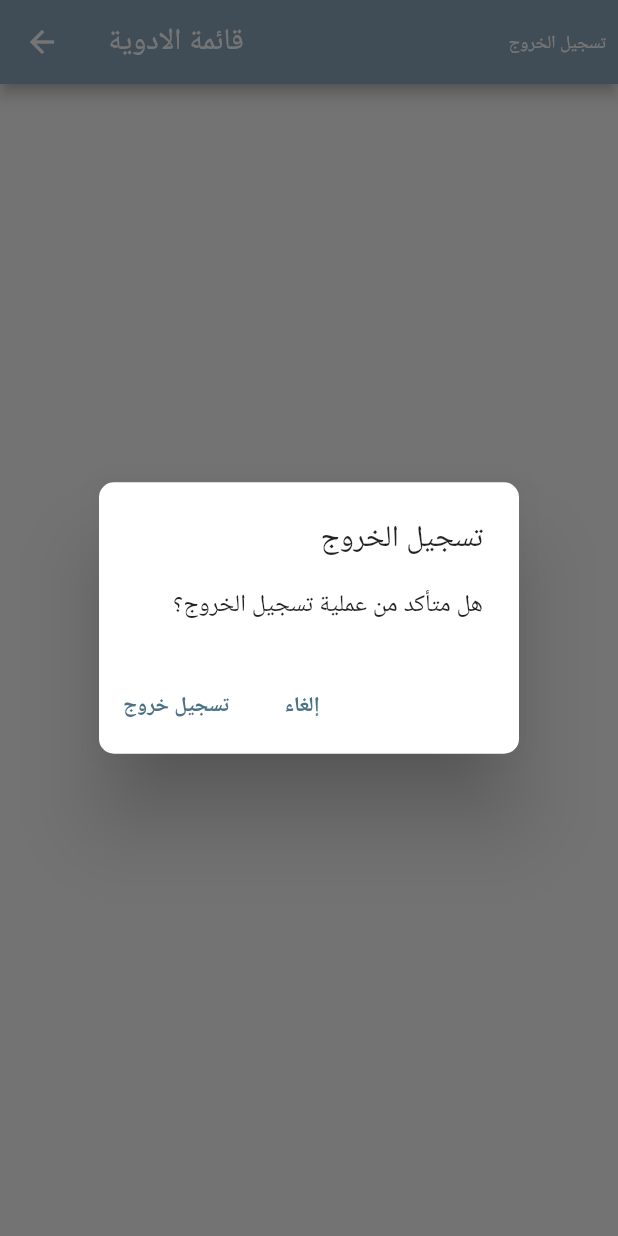
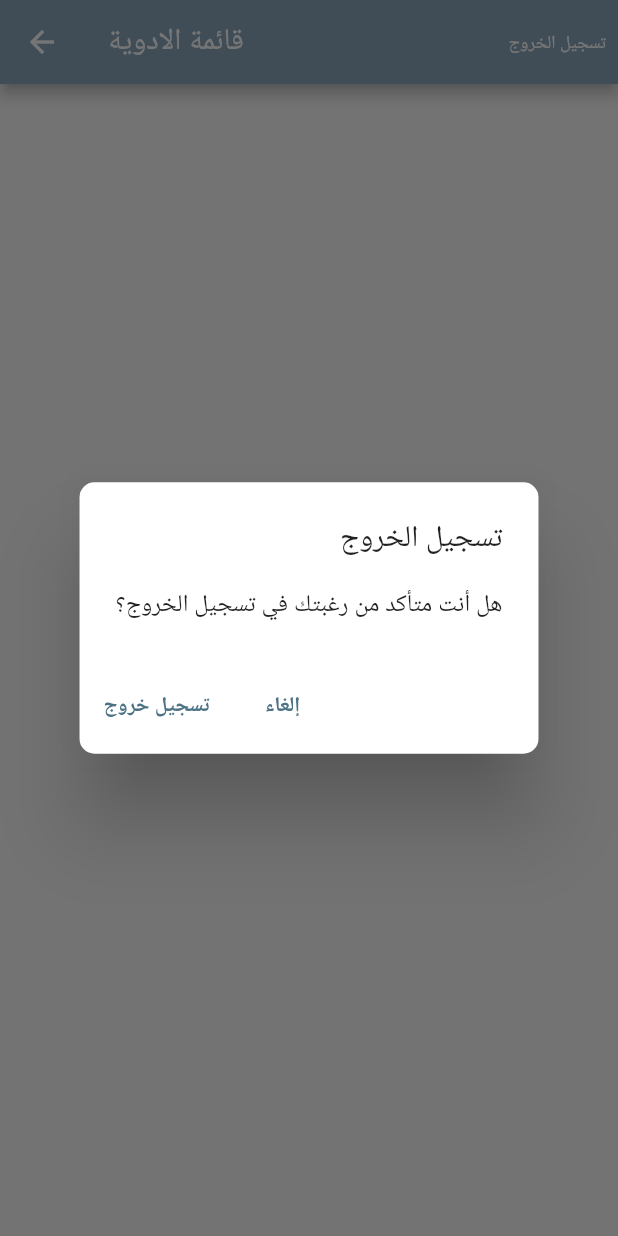
Before and after one commit to aljoharash/Itmaen-G9, a Flutter app: the View screen opened directly, after a tap on "تسجيل الخروج", on a phone screen of 412 x 824 dp. Run offline on Flutter 3.47's test engine with Material 2 defaults, Android fonts, the phone set to English and light mode, and no system bars; our stand-ins replace cloud_firestore, curved_navigation_bar, firebase_auth, firebase_core, flutter_secure_storage, fluttertoast and 6 more; missing offline and left inert: dart:ffi, flutter_barcode_scanner; accounts and stored records are empty.

Commit message:
Changing the name of the app and change a confirm message

```diff
--- a/itmaen/lib/home.dart
+++ b/itmaen/lib/home.dart
@@ -259,7 +259,7 @@ StorageService st = StorageService();
                           final action = await AlertDialogs.yesCancelDialog(
                               context,
                               'تسجيل الخروج',
-                              'هل متأكد من عملية تسجيل الخروج؟');
+                              'هل أنت متأكد من رغبتك في تسجيل الخروج؟');
                           if (action == DialogsAction.yes) {
                             setState(() => tappedYes = true);
 
--- a/itmaen/lib/view.dart
+++ b/itmaen/lib/view.dart
@@ -116,8 +116,10 @@ class _ViewPageState extends State<View> {
                         setState(() => tappedYes = false);
                       }
                     } else {
-                      final action = await AlertDialogs.yesCancelDialog(context,
-                          'تسجيل الخروج', 'هل متأكد من عملية تسجيل الخروج؟');
+                      final action = await AlertDialogs.yesCancelDialog(
+                          context,
+                          'تسجيل الخروج',
+                          'هل أنت متأكد من رغبتك في تسجيل الخروج؟');
                       if (action == DialogsAction.yes) {
                         setState(() => tappedYes = true);
                         //await FirebaseAuth.instance.currentUser!.delete();
```
Also changed, not shown: 1 other file.
